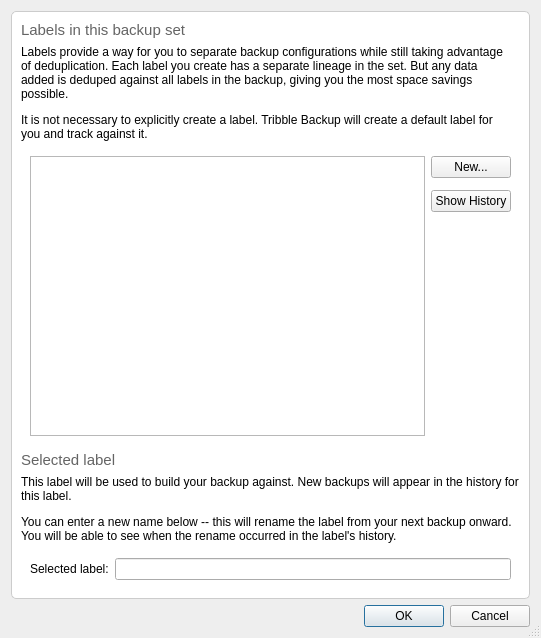
This is qt/backup2/manage_labels_dlg.ui in darkstar62/tribble-backup as Qt 5 draws it before an edit. The edited form follows.
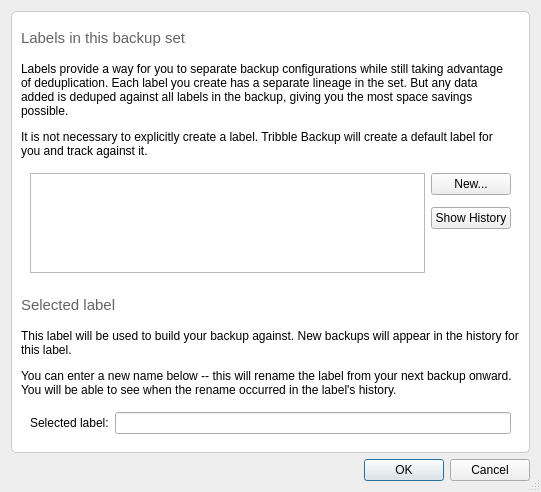
This is the edited form. Icons and pictures are not drawn.

Commit message:
Add label history support.
This change adds a new dialog box for showing label history.  With that, I've
added a bunch of extra metadata to backup filesets for user friendliness, and
added functionality to the library and the volume to track down filesets along
lineage lines.  This, plus a simple change in the backup driver, enables us to
create and maintain separated backups in different labels, but de-duping against
the entire pool of data.

What changed in the file:
```diff
--- a/qt/backup2/manage_labels_dlg.ui
+++ b/qt/backup2/manage_labels_dlg.ui
@@ -10,7 +10,7 @@
     <x>0</x>
     <y>0</y>
     <width>541</width>
-    <height>638</height>
+    <height>492</height>
    </rect>
   </property>
   <property name="sizePolicy">
@@ -19,6 +19,12 @@
     <verstretch>0</verstretch>
    </sizepolicy>
   </property>
+  <property name="maximumSize">
+   <size>
+    <width>16777215</width>
+    <height>574</height>
+   </size>
+  </property>
   <property name="windowTitle">
    <string>Manage Labels</string>
   </property>
@@ -128,6 +134,12 @@
       </item>
       <item>
        <widget class="QFrame" name="frame_4">
+        <property name="sizePolicy">
+         <sizepolicy hsizetype="Preferred" vsizetype="Fixed">
+          <horstretch>0</horstretch>
+          <verstretch>0</verstretch>
+         </sizepolicy>
+        </property>
         <property name="frameShape">
          <enum>QFrame::NoFrame</enum>
         </property>
@@ -136,10 +148,29 @@
         </property>
         <layout class="QHBoxLayout" name="horizontalLayout_2">
          <item>
-          <widget class="QListWidget" name="label_list"/>
+          <widget class="QListWidget" name="label_list">
+           <property name="sizePolicy">
+            <sizepolicy hsizetype="Expanding" vsizetype="Preferred">
+             <horstretch>0</horstretch>
+             <verstretch>0</verstretch>
+            </sizepolicy>
+           </property>
+           <property name="maximumSize">
+            <size>
+             <width>16777215</width>
+             <height>100</height>
+            </size>
+           </property>
+          </widget>
          </item>
          <item>
           <widget class="QFrame" name="frame_3">
+           <property name="sizePolicy">
+            <sizepolicy hsizetype="Preferred" vsizetype="Expanding">
+             <horstretch>0</horstretch>
+             <verstretch>0</verstretch>
+            </sizepolicy>
+           </property>
            <property name="frameShape">
             <enum>QFrame::NoFrame</enum>
            </property>
```
Left out of the diff: 2 changed lines with no effect on the pictures. The commit also changes 22 other files.
